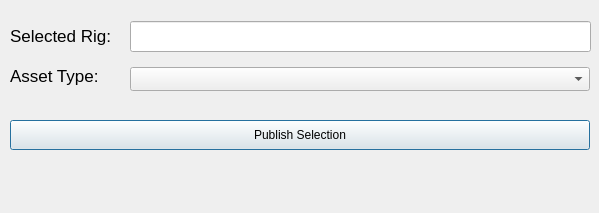
Old version of the form aspenTools/python/source/aspen/blender/rigging/publish_rig/publishRig.ui in the repository StudioAspen/Aspen-2025-2026.
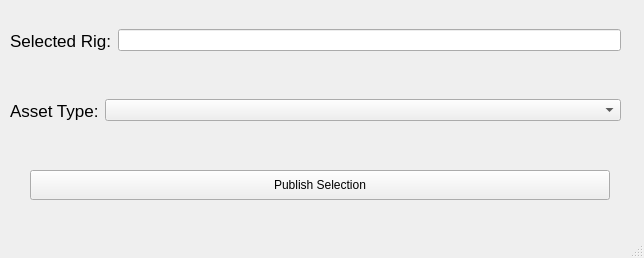
New version of the form.

Commit message: converted window from dialog box to main window

```diff
--- a/aspenTools/python/source/aspen/blender/rigging/publish_rig/publishRig.ui
+++ b/aspenTools/python/source/aspen/blender/rigging/publish_rig/publishRig.ui
@@ -1,27 +1,31 @@
 <?xml version="1.0" encoding="UTF-8"?>
 <ui version="4.0">
- <class>PublishRigTool</class>
- <widget class="QDialog" name="PublishRigTool">
+ <class>MainWindow</class>
+ <widget class="QMainWindow" name="MainWindow">
   <property name="geometry">
    <rect>
     <x>0</x>
     <y>0</y>
-    <width>599</width>
-    <height>213</height>
+    <width>644</width>
+    <height>258</height>
    </rect>
   </property>
   <property name="windowTitle">
    <string>Dialog</string>
   </property>
+  <widget class="QWidget" name="centralwidget">
+   <widget class="QWidget" name="horizontalLayoutWidget">
+    <property name="geometry">
+     <rect>
+      <x>10</x>
+      <y>10</y>
+      <width>611</width>
+      <height>61</height>
+     </rect>
+    </property>
+    <layout class="QHBoxLayout" name="horizontalLayout">
+     <item>
   <widget class="QLabel" name="label">
-   <property name="geometry">
-    <rect>
-     <x>10</x>
-     <y>20</y>
-     <width>111</width>
-     <height>31</height>
-    </rect>
-   </property>
    <property name="font">
     <font>
      <pointsize>13</pointsize>
@@ -31,38 +35,24 @@
     <string>Selected Rig:</string>
    </property>
   </widget>
-  <widget class="QPushButton" name="pushButton">
+     </item>
+     <item>
+      <widget class="QLineEdit" name="asset_name_line_edit"/>
+     </item>
+    </layout>
+   </widget>
+   <widget class="QWidget" name="horizontalLayoutWidget_2">
    <property name="geometry">
     <rect>
      <x>10</x>
-     <y>120</y>
-     <width>580</width>
-     <height>30</height>
-    </rect>
-   </property>
-   <property name="text">
-    <string>Publish Selection</string>
-   </property>
-  </widget>
-  <widget class="QLineEdit" name="asset_name_line_edit">
-   <property name="geometry">
-    <rect>
-     <x>130</x>
-     <y>21</y>
-     <width>461</width>
-     <height>31</height>
-    </rect>
-   </property>
-  </widget>
+      <y>80</y>
+      <width>611</width>
+      <height>61</height>
+     </rect>
+    </property>
+    <layout class="QHBoxLayout" name="horizontalLayout_2">
+     <item>
   <widget class="QLabel" name="label_2">
-   <property name="geometry">
-    <rect>
-     <x>10</x>
-     <y>60</y>
-     <width>111</width>
-     <height>31</height>
-    </rect>
-   </property>
    <property name="font">
     <font>
      <pointsize>13</pointsize>
@@ -72,15 +62,9 @@
     <string>Asset Type:</string>
    </property>
   </widget>
+     </item>
+     <item>
   <widget class="QComboBox" name="export_type_combo_box">
-   <property name="geometry">
-    <rect>
-     <x>130</x>
-     <y>67</y>
-     <width>460</width>
-     <height>24</height>
-    </rect>
-   </property>
    <property name="sizePolicy">
     <sizepolicy hsizetype="Expanding" vsizetype="Fixed">
      <horstretch>0</horstretch>
@@ -88,6 +72,44 @@
     </sizepolicy>
    </property>
   </widget>
+     </item>
+    </layout>
+   </widget>
+   <widget class="QPushButton" name="pushButton">
+    <property name="geometry">
+     <rect>
+      <x>30</x>
+      <y>170</y>
+      <width>580</width>
+      <height>30</height>
+     </rect>
+    </property>
+    <property name="text">
+     <string>Publish Selection</string>
+    </property>
+   </widget>
+  </widget>
+  <widget class="QMenuBar" name="menubar">
+   <property name="geometry">
+    <rect>
+     <x>0</x>
+     <y>0</y>
+     <width>644</width>
+     <height>33</height>
+    </rect>
+   </property>
+  </widget>
+  <widget class="QStatusBar" name="statusbar"/>
+  <action name="actionlmao">
+   <property name="text">
+    <string>lmao</string>
+   </property>
+  </action>
+  <action name="actionhaha">
+   <property name="text">
+    <string>haha</string>
+   </property>
+  </action>
  </widget>
  <resources/>
  <connections/>
```
Left out of the diff: 2 changed lines with no effect on the pictures. Lines whose indentation alone changed are shown as unchanged. The commit also changes 5 other files.
